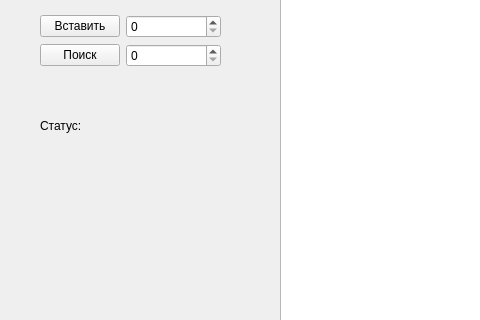
Above: mainwindow.ui from SaYxGal/Cursach before the change; both pictures show x 0 to 480 and y 115 to 435 of the 900 by 700 pixel window. Below: the same form after it.
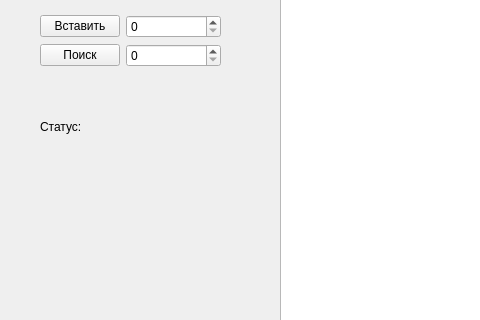
That is the form after the change.

```diff
--- a/mainwindow.ui
+++ b/mainwindow.ui
@@ -68,18 +68,31 @@
      </item>
     </layout>
    </widget>
-   <widget class="QLabel" name="status">
+   <widget class="QWidget" name="verticalLayoutWidget">
     <property name="geometry">
      <rect>
       <x>40</x>
-      <y>220</y>
-      <width>181</width>
-      <height>41</height>
+      <y>210</y>
+      <width>211</width>
+      <height>131</height>
      </rect>
     </property>
+    <layout class="QVBoxLayout" name="verticalLayout">
+     <item>
+      <widget class="QLabel" name="status">
     <property name="text">
      <string>Статус:</string>
     </property>
+      </widget>
+     </item>
+     <item>
+      <widget class="QLabel" name="output">
+       <property name="text">
+        <string/>
+       </property>
+      </widget>
+     </item>
+    </layout>
    </widget>
   </widget>
   <widget class="QMenuBar" name="menubar">
```
Lines whose indentation alone changed are shown as unchanged.
